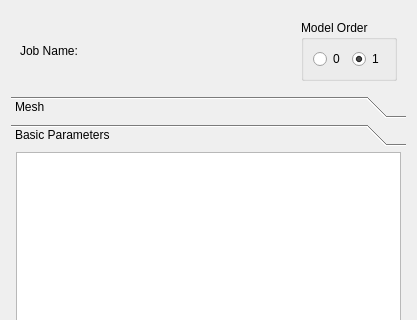
SimVascular/SimVascular, file Code/Source/sv4gui/Plugins/org.sv.gui.qt.romsimulation/sv4gui_ROMSimulationView.ui: the form before one commit; both pictures show x 0 to 417 and y 0 to 320 of the 417 by 945 pixel window.
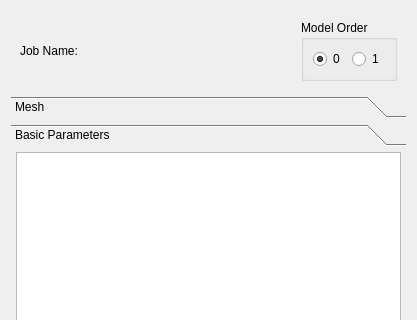
The form after the commit. The open tabs and pages were chosen to show the change.

Commit message: Set the 0D simulation radio button as default.

The edit to the form file:
```diff
--- a/Code/Source/sv4gui/Plugins/org.sv.gui.qt.romsimulation/sv4gui_ROMSimulationView.ui
+++ b/Code/Source/sv4gui/Plugins/org.sv.gui.qt.romsimulation/sv4gui_ROMSimulationView.ui
@@ -73,6 +73,9 @@
            <property name="text">
             <string>0</string>
            </property>
+           <property name="checked">
+            <bool>true</bool>
+           </property>
           </widget>
          </item>
          <item>
@@ -81,7 +84,7 @@
             <string>1</string>
            </property>
            <property name="checked">
-            <bool>true</bool>
+            <bool>false</bool>
            </property>
           </widget>
          </item>
```
Left out of the diff: 24 changed lines with no effect on the pictures.
